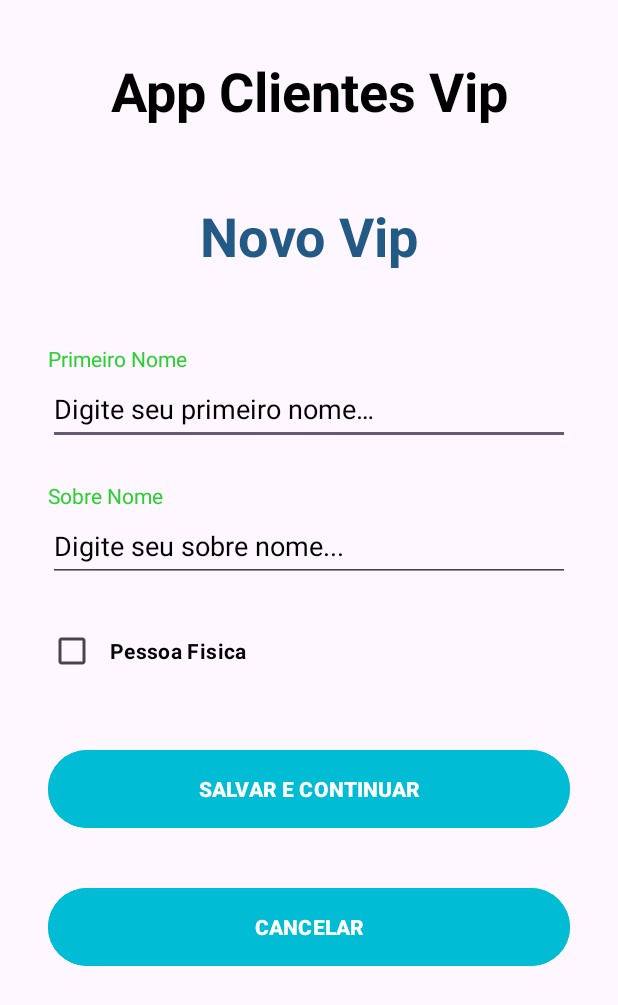
After one commit to Nunes982/AppDataEHoraAtual, an Android app: the ClienteVip screen opened directly, with no data from a screen before it, on a phone screen of 412 x 824 dp. The commit adds this screen. Shown: the top 1005 px of the screen. Run offline under Robolectric (Android 15) with nearby library versions, the phone set to English and light mode, and no system bars.

Commit message:
Criado Tela e activity ClienteVip

```diff
--- a/app/src/main/AndroidManifest.xml
+++ b/app/src/main/AndroidManifest.xml
@@ -12,6 +12,9 @@
         android:supportsRtl="true"
         android:theme="@style/Theme.AppClienteVip"
         tools:targetApi="33">
+        <activity
+            android:name=".view.ClienteVip"
+            android:exported="false" />
         <activity
             android:name=".view.LoginActivity"
             android:exported="false" />
--- a/app/src/main/java/app/daaziv1/appclientevip/api/AppUtil.java
+++ b/app/src/main/java/app/daaziv1/appclientevip/api/AppUtil.java
@@ -16,6 +16,7 @@ import java.util.Date;
 public class AppUtil {
 
     public static final int TIME_SPLASH = 5 * 1000;
+    public static final String PRE_APP = "app_cliente_vip_pref";
 
     /**
      *
--- /dev/null
+++ b/app/src/main/java/app/daaziv1/appclientevip/view/ClienteVip.java
@@ -0,0 +1,131 @@
+package app.daaziv1.appclientevip.view;
+
+import androidx.appcompat.app.AppCompatActivity;
+
+import android.content.Intent;
+import android.content.SharedPreferences;
+import android.os.Bundle;
+import android.text.TextUtils;
+import android.view.View;
+import android.widget.Button;
+import android.widget.CheckBox;
+import android.widget.EditText;
+import android.widget.Toast;
+
+import app.daaziv1.appclientevip.R;
+import app.daaziv1.appclientevip.api.AppUtil;
+import app.daaziv1.appclientevip.model.Cliente;
+
+public class ClienteVip extends AppCompatActivity {
+
+    // Declarar Objetos
+    Cliente novoVip;
+    private SharedPreferences preferences;
+
+    // 1º passo apartir do layout
+    EditText editPrimeiroNome, editSobreNome;
+    CheckBox ckPessofisica;
+    Button btnSalvarContinuar, btnCancelar;
+
+    boolean isFormularioOk, isPessoaFisica;
+
+    @Override
+    protected void onCreate(Bundle savedInstanceState) {
+        super.onCreate(savedInstanceState);
+        setContentView(R.layout.activity_cliente_vip);
+
+        initFormulario();
+
+
+        btnSalvarContinuar.setOnClickListener(new View.OnClickListener() {
+            @Override
+            public void onClick(View v) {
+
+                if (isFormularioOk = validarFormulario()){
+
+                    novoVip.setPrimeiroNome(editPrimeiroNome.getText().toString());
+                    novoVip.setSobreNome(editSobreNome.getText().toString());
+                    novoVip.setPessoaFisica(isPessoaFisica);
+
+                    salvarSharedPreferences();
+
+                    if (isPessoaFisica){
+
+                        // Tela de Cadastro do CPF
+
+                    }else{
+
+                        // Tela de cadastro de CNPJ
+
+                    }
+
+                }
+
+            }
+        });
+    }
+
+    private void initFormulario() {
+
+        editPrimeiroNome = findViewById(R.id.editPrimeiroNome);
+        editSobreNome = findViewById(R.id.editSobreNome);
+        ckPessofisica = findViewById(R.id.ckPessofisica);
+        btnSalvarContinuar = findViewById(R.id.btnSalvarContinuar);
+        btnCancelar = findViewById(R.id.btnCancelar);
+
+        isFormularioOk = false;
+
+        novoVip = new Cliente();
+
+        restaurarSharedPreferences();
+
+    }
+
+    public boolean validarFormulario(){
+
+        boolean retorno = true;
+
+        if (TextUtils.isEmpty(editPrimeiroNome.getText().toString())){
+            editPrimeiroNome.setError("*");
+            editPrimeiroNome.requestFocus();
+            retorno = false;
+        }
+
+        if (TextUtils.isEmpty(editSobreNome.getText().toString())){
+            editSobreNome.setError("*");
+            editSobreNome.requestFocus();
+            retorno = false;
+        }
+
+        return retorno;
+
+    }
+
+    public void pessoaFisica(View view){
+
+        isPessoaFisica = ckPessofisica.isChecked();
+
+    }
+
+    private void salvarSharedPreferences() {
+
+        preferences = getSharedPreferences(AppUtil.PRE_APP, MODE_PRIVATE);
+        SharedPreferences.Editor dados = preferences.edit();
+
+        // Adicionando dados no SharedPreferences
+
+        dados.putString("primeiroNome", novoVip.getPrimeiroNome());
+        dados.putString("sobreNome", novoVip.getSobreNome());
+        dados.putBoolean("pessoaFisica",novoVip.isPessoaFisica());
+        dados.apply();
+
+    }
+
+    private void restaurarSharedPreferences() {
+
+        preferences = getSharedPreferences(AppUtil.PRE_APP, MODE_PRIVATE);
+
+    }
+
+
+}
--- /dev/null
+++ b/app/src/main/res/layout/activity_cliente_vip.xml
@@ -0,0 +1,112 @@
+<?xml version="1.0" encoding="utf-8"?>
+<androidx.appcompat.widget.LinearLayoutCompat xmlns:android="http://schemas.android.com/apk/res/android"
+    xmlns:tools="http://schemas.android.com/tools"
+    android:layout_width="match_parent"
+    android:layout_height="match_parent"
+    android:layout_marginStart="16dp"
+    android:layout_marginEnd="16dp"
+    android:orientation="vertical"
+    tools:context=".view.ClienteVip">
+
+    <TextView android:id="@+id/txtAppName"
+        android:layout_width="match_parent"
+        android:layout_height="wrap_content"
+        android:layout_gravity="center_horizontal"
+        android:layout_marginStart="16dp"
+        android:layout_marginTop="36dp"
+        android:layout_marginEnd="16dp"
+        android:layout_marginBottom="24dp"
+        android:text="@string/app_name"
+        android:textAlignment="center"
+        android:textColor="@color/black"
+        android:textSize="36sp"
+        android:textStyle="bold" />
+
+    <TextView android:id="@+id/txtLogin"
+        android:layout_width="match_parent"
+        android:layout_height="wrap_content"
+        android:layout_gravity="center_horizontal"
+        android:layout_marginStart="16dp"
+        android:layout_marginTop="24dp"
+        android:layout_marginEnd="16dp"
+        android:layout_marginBottom="24dp"
+        android:text="@string/txtNovoVip"
+        android:textAlignment="center"
+        android:textColor="@color/blue"
+        android:textSize="36sp"
+        android:textStyle="bold" />
+
+    <TextView android:id="@+id/txtPrimeiroNome"
+        android:layout_width="match_parent"
+        android:layout_height="wrap_content"
+        android:layout_gravity="center_horizontal"
+        android:layout_marginStart="16dp"
+        android:layout_marginTop="24dp"
+        android:layout_marginEnd="16dp"
+        android:text="@string/txtPrimeiroNome"
+        android:textColor="@color/green" />
+
+    <EditText android:id="@+id/editPrimeiroNome"
+        android:layout_width="match_parent"
+        android:layout_height="48dp"
+        android:layout_gravity="center_horizontal"
+        android:layout_marginStart="16dp"
+        android:layout_marginEnd="16dp"
+        android:ems="10"
+        android:hint="@string/editNome"
+        android:inputType="text"
+        android:textColorHint="@color/black" />
+
+    <TextView android:id="@+id/txtSobreNome"
+        android:layout_width="match_parent"
+        android:layout_height="wrap_content"
+        android:layout_gravity="center_horizontal"
+        android:layout_marginStart="16dp"
+        android:layout_marginTop="24dp"
+        android:layout_marginEnd="16dp"
+        android:text="@string/txtSobreNome"
+        android:textColor="@color/green" />
+
+    <EditText android:id="@+id/editSobreNome"
+        android:layout_width="match_parent"
+        android:layout_height="48dp"
+        android:layout_gravity="center_horizontal"
+        android:layout_marginStart="16dp"
+        android:layout_marginEnd="16dp"
+        android:ems="10"
+        android:hint="@string/txtHintSobreNome"
+        android:inputType="text"
+        android:textColorHint="@color/black" />
+
+    <CheckBox android:id="@+id/ckPessofisica"
+        android:layout_width="match_parent"
+        android:layout_height="60dp"
+        android:layout_gravity="center_horizontal"
+        android:layout_margin="16dp"
+        android:onClick="pessoaFisica"
+        android:padding="9dp"
+        android:text="@string/ckPessofisica"
+        android:textColor="@color/black"
+        android:textStyle="bold" />
+
+    <Button android:id="@+id/btnSalvarContinuar"
+        android:layout_width="match_parent"
+        android:layout_height="60dp"
+        android:layout_gravity="center_horizontal"
+        android:layout_margin="16dp"
+        android:backgroundTint="@color/lightBlue"
+        android:padding="8dp"
+        android:text="@string/btnSalvarContinuar"
+        android:textStyle="bold" />
+
+    <Button android:id="@+id/btnCancelar"
+        android:layout_width="match_parent"
+        android:layout_height="60dp"
+        android:layout_gravity="center_horizontal"
+        android:layout_margin="16dp"
+        android:backgroundTint="@color/lightBlue"
+        android:padding="8dp"
+        android:text="@string/btnCancelar"
+        android:textStyle="bold" />
+
+</androidx.appcompat.widget.LinearLayoutCompat>
--- a/app/src/main/res/values/strings.xml
+++ b/app/src/main/res/values/strings.xml
@@ -15,7 +15,7 @@
     <string name="txtSenhaA">Senha</string>
     <string name="editEmail">Digite seu melhor e-mail…</string>
     <string name="txtEmail">Email</string>
-    <string name="editNome">Digite su primeiro nome…</string>
+    <string name="editNome">Digite seu primeiro nome…</string>
     <string name="txtNome">Nome</string>
     <string name="txtTitulo">Cadastro</string>
 
@@ -31,4 +31,15 @@
     <string name="txtVersaoApp">Versão V1.0</string>
     <string name="txtLerPolitica"><![CDATA[Ler Politica de Privacidade & Termos de Uso.]]></string>
 
+    <!-- tela novo cliente vip -->
+
+    <string name="txtNovoVip">Novo Vip</string>
+    <string name="txtPrimeiroNome">Primeiro Nome</string>
+    <string name="txtSobreNome">Sobre Nome</string>
+    <string name="txtHintSobreNome">Digite seu sobre nome...</string>
+    <string name="ckPessofisica">Pessoa Fisica</string>
+    <string name="btnSalvarContinuar">SALVAR E CONTINUAR</string>
+    <string name="btnCancelar">CANCELAR</string>
+
+
 </resources>
```
Also changed, not shown: app/src/main/java/app/daaziv1/appclientevip/controler/ClienteController.java (+18 -2 lines), app/src/main/java/app/daaziv1/appclientevip/view/LoginActivity.java (+49 -2 lines), app/src/main/java/app/daaziv1/appclientevip/view/SplashActivity.java (+37 -4 lines).
